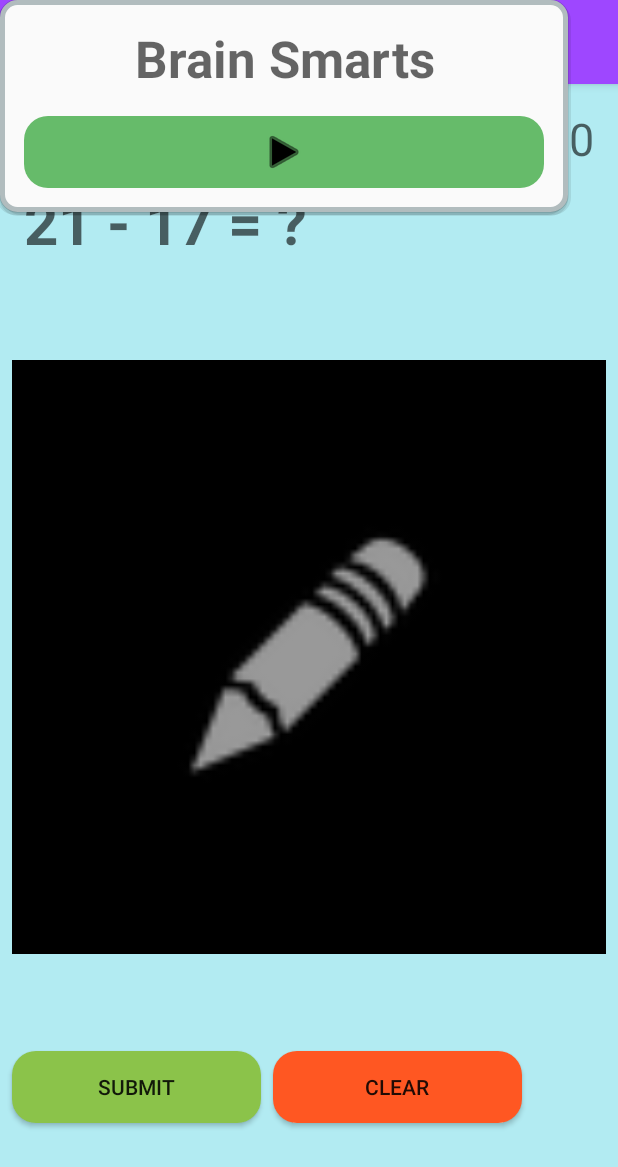
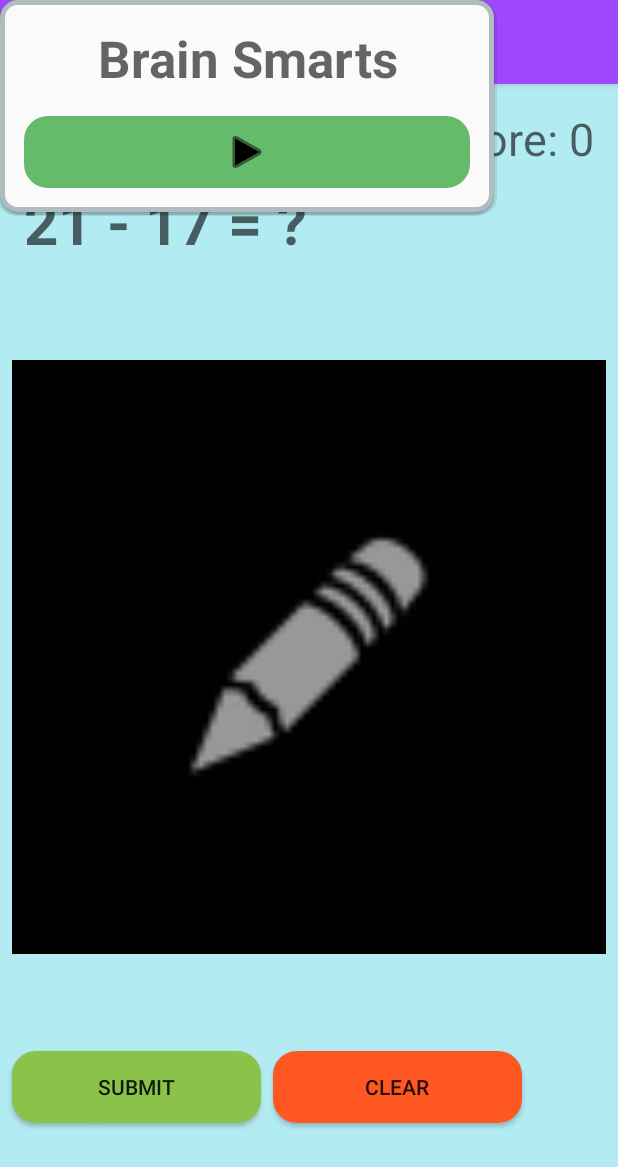
Before and after one commit to Abhiek187/MiniBrainAge, an Android app: the screen it shows after launch (MainActivity), on a phone screen of 412 x 824 dp. Shown: the top 1167 px of the screen. Run offline under Robolectric (Android 15) with nearby library versions, the light colour scheme and no system bars; libraries missing offline, so code that uses them is left out: org.tensorflow.lite; network calls fail; 3 statements that could not run were skipped.

Commit message:
Make popup windows 80% of the screen's width

```diff
--- a/app/build.gradle
+++ b/app/build.gradle
@@ -60,6 +60,8 @@ dependencies {
     implementation 'androidx.constraintlayout:constraintlayout:2.1.4'
 
     implementation 'com.google.android.gms:play-services-games-v2:19.0.0'
+    // SDK 21-25 should be fixed in 2.15, see https://github.com/tensorflow/tensorflow/issues/61951
+    // Releases: https://central.sonatype.com/artifact/org.tensorflow/tensorflow-lite/versions
     implementation 'org.tensorflow:tensorflow-lite:2.12.0'
 
     testImplementation 'junit:junit:4.13.2'
--- a/app/src/main/java/com/abhi/minibrainage/MainActivity.kt
+++ b/app/src/main/java/com/abhi/minibrainage/MainActivity.kt
@@ -314,7 +314,7 @@ class MainActivity : AppCompatActivity() {
 
         val height = LinearLayout.LayoutParams.WRAP_CONTENT
         // Add margins on the sides of the popup window
-        popupWindow = PopupWindow(popupView.root, width - 50, height)
+        popupWindow = PopupWindow(popupView.root, (width * 0.8).toInt(), height)
 
         // If starting the app, wait until the main layout has initialized
         layoutPage.post {
```
Also changed, not shown: app/src/main/java/com/abhi/minibrainage/Helpers.kt (added, +13 -0 lines).
